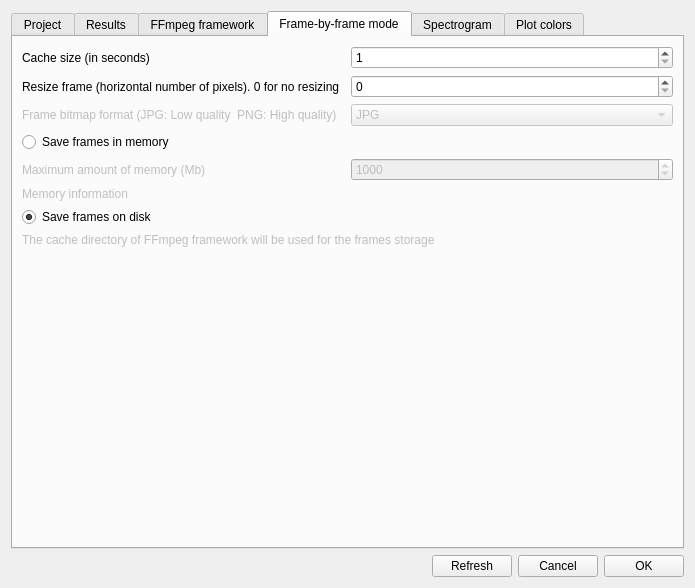
olivierfriard/BORIS, file src/preferences.ui: the form before one commit.
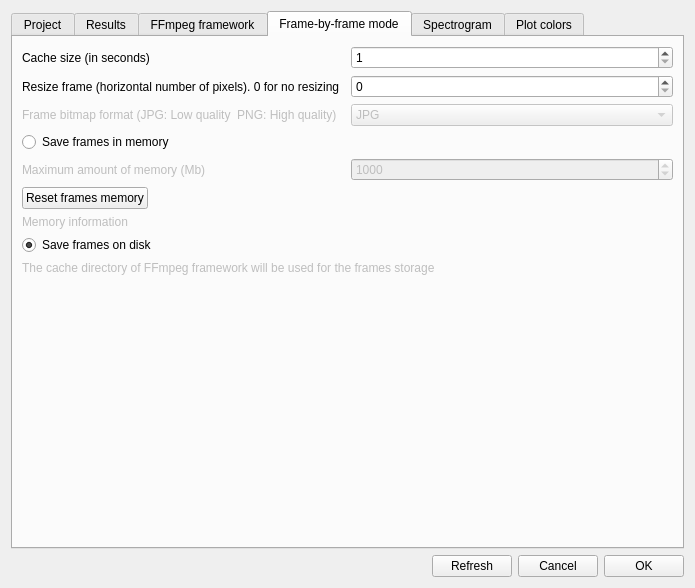
The form after the commit.

Commit message: work on frames in memory

Patch:
```diff
--- a/src/preferences.ui
+++ b/src/preferences.ui
@@ -466,6 +466,30 @@
            </item>
           </layout>
          </item>
+         <item>
+          <layout class="QHBoxLayout" name="horizontalLayout_11">
+           <item>
+            <widget class="QPushButton" name="pb_reset_frames_memory">
+             <property name="text">
+              <string>Reset frames memory</string>
+             </property>
+            </widget>
+           </item>
+           <item>
+            <spacer name="horizontalSpacer_2">
+             <property name="orientation">
+              <enum>Qt::Horizontal</enum>
+             </property>
+             <property name="sizeHint" stdset="0">
+              <size>
+               <width>40</width>
+               <height>20</height>
+              </size>
+             </property>
+            </spacer>
+           </item>
+          </layout>
+         </item>
          <item>
           <widget class="QLabel" name="lb_memory_info">
            <property name="enabled">
```
Left out of the diff: 2 changed lines with no effect on the pictures. The commit also changes 4 other files.
